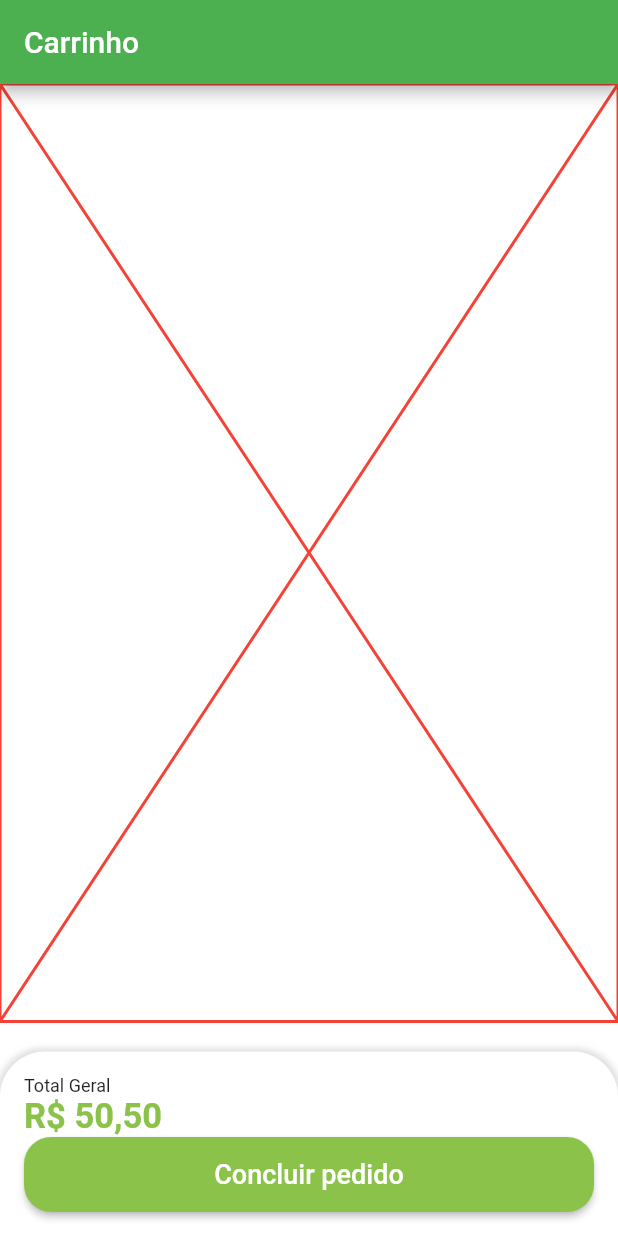
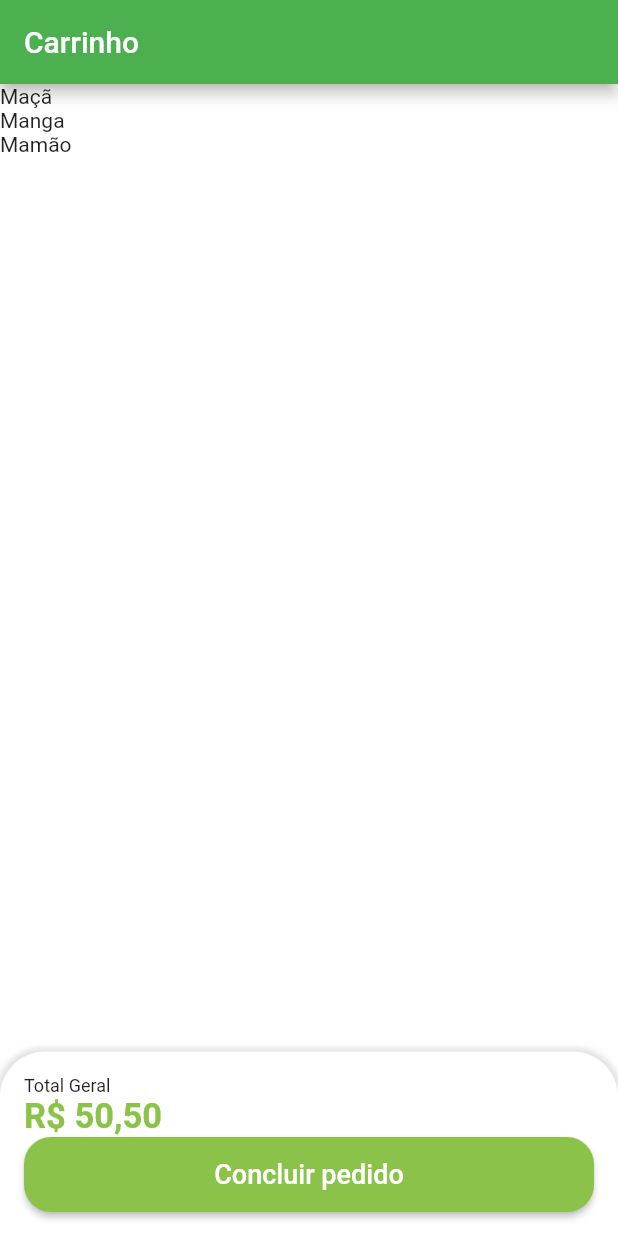
Before and after one commit to isaias99i/GreenGrocer, a Flutter app: the CartTab screen opened directly, on a phone screen of 412 x 824 dp. Run offline on Flutter 3.47's test engine with Material 2 defaults, Android fonts, the phone set to English and light mode, and no system bars; our stand-ins replace animated_text_kit, badges, mask_text_input_formatter.

Commit message:
Apresentação de itens no carrinho

```diff
--- a/lib/src/config/app_data.dart
+++ b/lib/src/config/app_data.dart
@@ -1,3 +1,4 @@
+import 'package:greengrocer/src/models/cart_item_model.dart';
 import 'package:greengrocer/src/models/item_model.dart';
 
 ItemModel apple = ItemModel(
@@ -64,3 +65,18 @@ List<String> categories = [
   'Temperos',
   'Cereais',
 ];
+
+List<CartItemModel> cartItems = [
+  CartItemModel(
+    item: apple,
+    quantity: 2,
+  ),
+  CartItemModel(
+    item: mango,
+    quantity: 3,
+  ),
+  CartItemModel(
+    item: papaya,
+    quantity: 1,
+  ),
+];
--- /dev/null
+++ b/lib/src/models/cart_item_model.dart
@@ -0,0 +1,11 @@
+import 'package:greengrocer/src/models/item_model.dart';
+
+class CartItemModel {
+  late ItemModel item;
+  int quantity = 0;
+
+  CartItemModel({
+    required this.item,
+    required this.quantity,
+  });
+}
--- a/lib/src/pages/cart/cart_tab.dart
+++ b/lib/src/pages/cart/cart_tab.dart
@@ -1,6 +1,7 @@
 import 'package:flutter/material.dart';
 import 'package:greengrocer/src/config/custom_color.dart';
 import 'package:greengrocer/src/services/utils_services.dart';
+import 'package:greengrocer/src/config/app_data.dart' as appData;
 
 class CartTab extends StatelessWidget {
   CartTab({Key? key}) : super(key: key);
@@ -16,14 +17,19 @@ class CartTab extends StatelessWidget {
       ),
       body: Column(
         children: [
-          const Expanded(
-            child: Placeholder(
-              color: Colors.red,
+
+
+          Expanded(
+
+
+            child: ListView.builder(
+              itemCount: appData.cartItems.length,
+              itemBuilder: (_, index) {
+                return Text(appData.cartItems[index].item.itemName);
+              },
             ),
           ),
-          const SizedBox(
-            height: 20,
-          ),
+
           Container(
             padding: EdgeInsets.all(16),
             decoration: BoxDecoration(
@@ -62,8 +68,8 @@ class CartTab extends StatelessWidget {
                     style: ElevatedButton.styleFrom(
                         primary: CustomColors.customSwatchColor,
                         shape: RoundedRectangleBorder(
-                      borderRadius: BorderRadius.circular(18),
-                    )),
+                          borderRadius: BorderRadius.circular(18),
+                        )),
                     onPressed: () {},
                     child: const Text(
                       'Concluir pedido',
```
